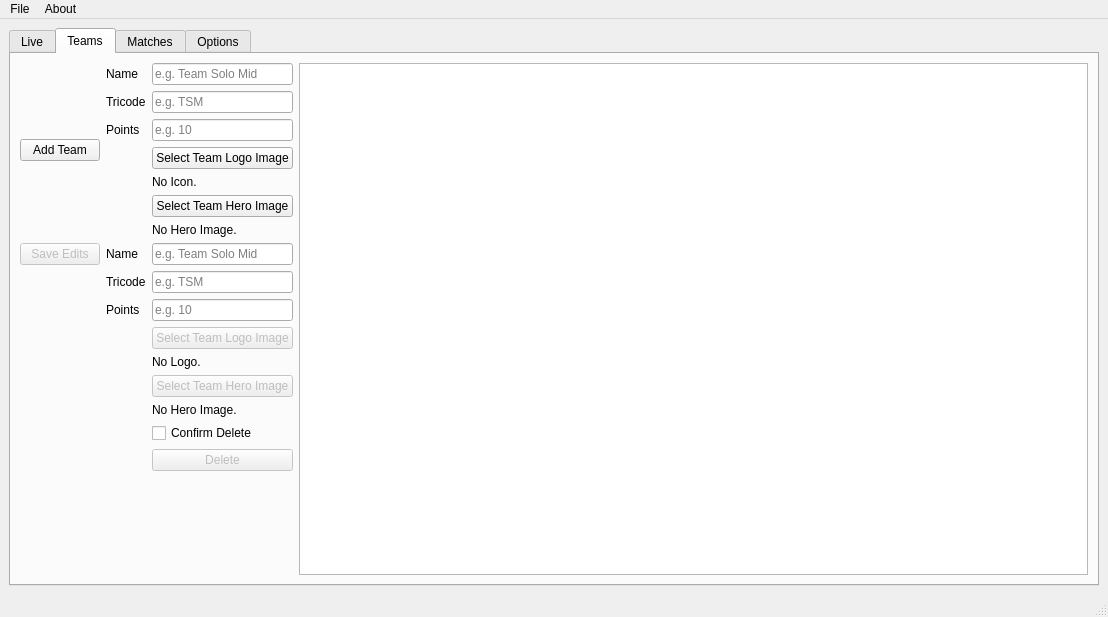
First picture: the form in static/form.ui, repository chhopsky/updatethestream, before the edit.
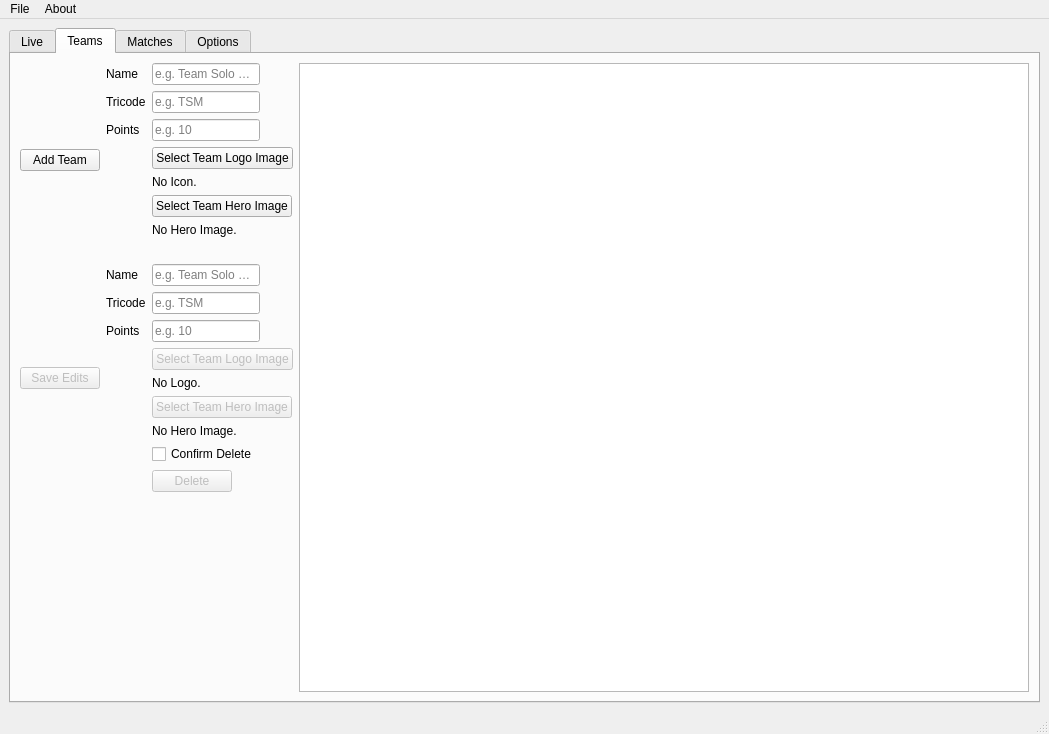
Second picture: the form after the edit. The open tabs and pages were chosen to show the change. Icons and pictures are not drawn.

Commit message: Improve UI Scaling (not fixed. teams needs work)

```diff
--- a/static/form.ui
+++ b/static/form.ui
@@ -6,8 +6,8 @@
    <rect>
     <x>0</x>
     <y>0</y>
-    <width>1108</width>
-    <height>617</height>
+    <width>1049</width>
+    <height>734</height>
    </rect>
   </property>
   <property name="windowTitle">
@@ -333,7 +333,159 @@
         <string>Teams</string>
        </attribute>
        <layout class="QGridLayout" name="gridLayout_5">
-        <item row="0" column="4" rowspan="3">
+        <item row="1" column="5" colspan="2">
+         <layout class="QFormLayout" name="edit_team_form">
+          <property name="sizeConstraint">
+           <enum>QLayout::SetFixedSize</enum>
+          </property>
+          <property name="fieldGrowthPolicy">
+           <enum>QFormLayout::FieldsStayAtSizeHint</enum>
+          </property>
+          <property name="labelAlignment">
+           <set>Qt::AlignLeading|Qt::AlignLeft|Qt::AlignTop</set>
+          </property>
+          <item row="0" column="0">
+           <widget class="QLabel" name="edit_team_name_label">
+            <property name="text">
+             <string>Name</string>
+            </property>
+           </widget>
+          </item>
+          <item row="0" column="1">
+           <widget class="QLineEdit" name="edit_team_name_field">
+            <property name="sizePolicy">
+             <sizepolicy hsizetype="Fixed" vsizetype="Fixed">
+              <horstretch>0</horstretch>
+              <verstretch>0</verstretch>
+             </sizepolicy>
+            </property>
+            <property name="placeholderText">
+             <string>e.g. Team Solo Mid</string>
+            </property>
+           </widget>
+          </item>
+          <item row="1" column="0">
+           <widget class="QLabel" name="edit_team_tricode_label">
+            <property name="text">
+             <string>Tricode</string>
+            </property>
+           </widget>
+          </item>
+          <item row="1" column="1">
+           <widget class="QLineEdit" name="edit_team_tricode_field">
+            <property name="sizePolicy">
+             <sizepolicy hsizetype="Fixed" vsizetype="Fixed">
+              <horstretch>0</horstretch>
+              <verstretch>0</verstretch>
+             </sizepolicy>
+            </property>
+            <property name="placeholderText">
+             <string>e.g. TSM</string>
+            </property>
+           </widget>
+          </item>
+          <item row="2" column="0">
+           <widget class="QLabel" name="edit_team_points_label">
+            <property name="text">
+             <string>Points</string>
+            </property>
+           </widget>
+          </item>
+          <item row="2" column="1">
+           <widget class="QLineEdit" name="edit_team_points_field">
+            <property name="sizePolicy">
+             <sizepolicy hsizetype="Fixed" vsizetype="Fixed">
+              <horstretch>0</horstretch>
+              <verstretch>0</verstretch>
+             </sizepolicy>
+            </property>
+            <property name="text">
+             <string/>
+            </property>
+            <property name="placeholderText">
+             <string>e.g. 10</string>
+            </property>
+           </widget>
+          </item>
+          <item row="3" column="1">
+           <widget class="QPushButton" name="edit_team_icon_button">
+            <property name="enabled">
+             <bool>false</bool>
+            </property>
+            <property name="text">
+             <string>Select Team Logo Image</string>
+            </property>
+           </widget>
+          </item>
+          <item row="4" column="1">
+           <widget class="QLabel" name="edit_team_icon_label">
+            <property name="sizePolicy">
+             <sizepolicy hsizetype="Fixed" vsizetype="Fixed">
+              <horstretch>0</horstretch>
+              <verstretch>0</verstretch>
+             </sizepolicy>
+            </property>
+            <property name="text">
+             <string>No Logo.</string>
+            </property>
+           </widget>
+          </item>
+          <item row="5" column="1">
+           <widget class="QPushButton" name="edit_team_hero_button">
+            <property name="enabled">
+             <bool>false</bool>
+            </property>
+            <property name="text">
+             <string>Select Team Hero Image</string>
+            </property>
+           </widget>
+          </item>
+          <item row="6" column="1">
+           <widget class="QLabel" name="edit_team_hero_label">
+            <property name="sizePolicy">
+             <sizepolicy hsizetype="Fixed" vsizetype="Fixed">
+              <horstretch>0</horstretch>
+              <verstretch>0</verstretch>
+             </sizepolicy>
+            </property>
+            <property name="text">
+             <string>No Hero Image.</string>
+            </property>
+           </widget>
+          </item>
+          <item row="7" column="1">
+           <widget class="QCheckBox" name="delete_team_confirm_checkbox">
+            <property name="sizePolicy">
+             <sizepolicy hsizetype="Fixed" vsizetype="Fixed">
+              <horstretch>0</horstretch>
+              <verstretch>0</verstretch>
+             </sizepolicy>
+            </property>
+            <property name="text">
+             <string>Confirm Delete</string>
+            </property>
+           </widget>
+          </item>
+          <item row="8" column="1">
+           <widget class="QPushButton" name="delete_team_button">
+            <property name="enabled">
+             <bool>false</bool>
+            </property>
+            <property name="text">
+             <string>Delete</string>
+            </property>
+           </widget>
+          </item>
+         </layout>
+        </item>
+        <item row="0" column="4">
+         <widget class="QPushButton" name="add_team_button">
+          <property name="text">
+           <string>Add Team</string>
+          </property>
+         </widget>
+        </item>
+        <item row="0" column="7" rowspan="3">
          <widget class="QListWidget" name="team_list_widget">
           <property name="sizePolicy">
            <sizepolicy hsizetype="Expanding" vsizetype="Expanding">
@@ -348,7 +500,7 @@
           </item>
          </widget>
         </item>
-        <item row="1" column="0">
+        <item row="1" column="4">
          <widget class="QPushButton" name="edit_team_button">
           <property name="enabled">
            <bool>false</bool>
@@ -358,8 +510,17 @@
           </property>
          </widget>
         </item>
-        <item row="0" column="1" colspan="3">
+        <item row="0" column="5" colspan="2">
          <layout class="QFormLayout" name="add_team_form">
+          <property name="sizeConstraint">
+           <enum>QLayout::SetFixedSize</enum>
+          </property>
+          <property name="fieldGrowthPolicy">
+           <enum>QFormLayout::FieldsStayAtSizeHint</enum>
+          </property>
+          <property name="labelAlignment">
+           <set>Qt::AlignLeading|Qt::AlignLeft|Qt::AlignTop</set>
+          </property>
           <item row="0" column="0">
            <widget class="QLabel" name="add_team_name_label">
             <property name="text">
@@ -376,6 +537,12 @@
           </item>
           <item row="0" column="1">
            <widget class="QLineEdit" name="add_team_name_field">
+            <property name="sizePolicy">
+             <sizepolicy hsizetype="Fixed" vsizetype="Fixed">
+              <horstretch>0</horstretch>
+              <verstretch>0</verstretch>
+             </sizepolicy>
+            </property>
             <property name="placeholderText">
              <string>e.g. Team Solo Mid</string>
             </property>
@@ -384,7 +551,7 @@
           <item row="1" column="1">
            <widget class="QLineEdit" name="add_team_tricode_field">
             <property name="sizePolicy">
-             <sizepolicy hsizetype="Expanding" vsizetype="Fixed">
+             <sizepolicy hsizetype="Fixed" vsizetype="Fixed">
               <horstretch>0</horstretch>
               <verstretch>0</verstretch>
              </sizepolicy>
@@ -403,6 +570,12 @@
           </item>
           <item row="2" column="1">
            <widget class="QLineEdit" name="add_team_points_field">
+            <property name="sizePolicy">
+             <sizepolicy hsizetype="Fixed" vsizetype="Fixed">
+              <horstretch>0</horstretch>
+              <verstretch>0</verstretch>
+             </sizepolicy>
+            </property>
             <property name="text">
              <string/>
             </property>
@@ -423,6 +596,12 @@
           </item>
           <item row="4" column="1">
            <widget class="QLabel" name="add_team_icon_label">
+            <property name="sizePolicy">
+             <sizepolicy hsizetype="Fixed" vsizetype="Fixed">
+              <horstretch>0</horstretch>
+              <verstretch>0</verstretch>
+             </sizepolicy>
+            </property>
             <property name="text">
              <string>No Icon.</string>
             </property>
@@ -440,123 +619,49 @@
           </item>
           <item row="6" column="1">
            <widget class="QLabel" name="add_team_hero_label">
-            <property name="text">
-             <string>No Hero Image.</string>
-            </property>
-           </widget>
-          </item>
-         </layout>
-        </item>
-        <item row="0" column="0">
-         <widget class="QPushButton" name="add_team_button">
-          <property name="text">
-           <string>Add Team</string>
-          </property>
-         </widget>
-        </item>
-        <item row="1" column="1" rowspan="2" colspan="3">
-         <layout class="QFormLayout" name="edit_team_form">
-          <item row="0" column="0">
-           <widget class="QLabel" name="edit_team_name_label">
-            <property name="text">
-             <string>Name</string>
-            </property>
-           </widget>
-          </item>
-          <item row="0" column="1">
-           <widget class="QLineEdit" name="edit_team_name_field">
-            <property name="placeholderText">
-             <string>e.g. Team Solo Mid</string>
-            </property>
-           </widget>
-          </item>
-          <item row="1" column="0">
-           <widget class="QLabel" name="edit_team_tricode_label">
-            <property name="text">
-             <string>Tricode</string>
-            </property>
-           </widget>
-          </item>
-          <item row="1" column="1">
-           <widget class="QLineEdit" name="edit_team_tricode_field">
             <property name="sizePolicy">
-             <sizepolicy hsizetype="Expanding" vsizetype="Fixed">
+             <sizepolicy hsizetype="Fixed" vsizetype="Fixed">
               <horstretch>0</horstretch>
               <verstretch>0</verstretch>
              </sizepolicy>
             </property>
-            <property name="placeholderText">
-             <string>e.g. TSM</string>
-            </property>
-           </widget>
-          </item>
-          <item row="2" column="0">
-           <widget class="QLabel" name="edit_team_points_label">
-            <property name="text">
-             <string>Points</string>
-            </property>
-           </widget>
-          </item>
-          <item row="2" column="1">
-           <widget class="QLineEdit" name="edit_team_points_field">
-            <property name="text">
-             <string/>
-            </property>
-            <property name="placeholderText">
-             <string>e.g. 10</string>
-            </property>
-           </widget>
-          </item>
-          <item row="3" column="1">
-           <widget class="QPushButton" name="edit_team_icon_button">
-            <property name="enabled">
-             <bool>false</bool>
-            </property>
-            <property name="text">
-             <string>Select Team Logo Image</string>
-            </property>
-           </widget>
-          </item>
-          <item row="4" column="1">
-           <widget class="QLabel" name="edit_team_icon_label">
-            <property name="text">
-             <string>No Logo.</string>
-            </property>
-           </widget>
-          </item>
-          <item row="5" column="1">
-           <widget class="QPushButton" name="edit_team_hero_button">
-            <property name="enabled">
-             <bool>false</bool>
-            </property>
-            <property name="text">
-             <string>Select Team Hero Image</string>
-            </property>
-           </widget>
-          </item>
-          <item row="6" column="1">
-           <widget class="QLabel" name="edit_team_hero_label">
             <property name="text">
              <string>No Hero Image.</string>
             </property>
            </widget>
           </item>
           <item row="7" column="1">
-           <widget class="QCheckBox" name="delete_team_confirm_checkbox">
-            <property name="text">
-             <string>Confirm Delete</string>
+           <spacer name="verticalSpacer_2">
+            <property name="orientation">
+             <enum>Qt::Vertical</enum>
             </property>
-           </widget>
+            <property name="sizeHint" stdset="0">
+             <size>
+              <width>20</width>
+              <height>40</height>
+             </size>
+            </property>
+           </spacer>
           </item>
-          <item row="8" column="1">
-           <widget class="QPushButton" name="delete_team_button">
-            <property name="enabled">
-             <bool>false</bool>
+         </layout>
+        </item>
+        <item row="2" column="5">
+         <layout class="QVBoxLayout" name="verticalLayout">
+          <item>
+           <spacer name="verticalSpacer">
+            <property name="orientation">
+             <enum>Qt::Vertical</enum>
             </property>
-            <property name="text">
-             <string>Delete</string>
+            <property name="sizeType">
+             <enum>QSizePolicy::Expanding</enum>
             </property>
-           </widget>
+            <property name="sizeHint" stdset="0">
+             <size>
+              <width>20</width>
+              <height>40</height>
+             </size>
+            </property>
+           </spacer>
           </item>
          </layout>
         </item>
@@ -923,7 +1028,7 @@
     <rect>
      <x>0</x>
      <y>0</y>
-     <width>1108</width>
+     <width>1049</width>
      <height>21</height>
     </rect>
    </property>
```
Left out of the diff: 493 changed lines with no effect on the pictures. The commit also changes 1 other file.
